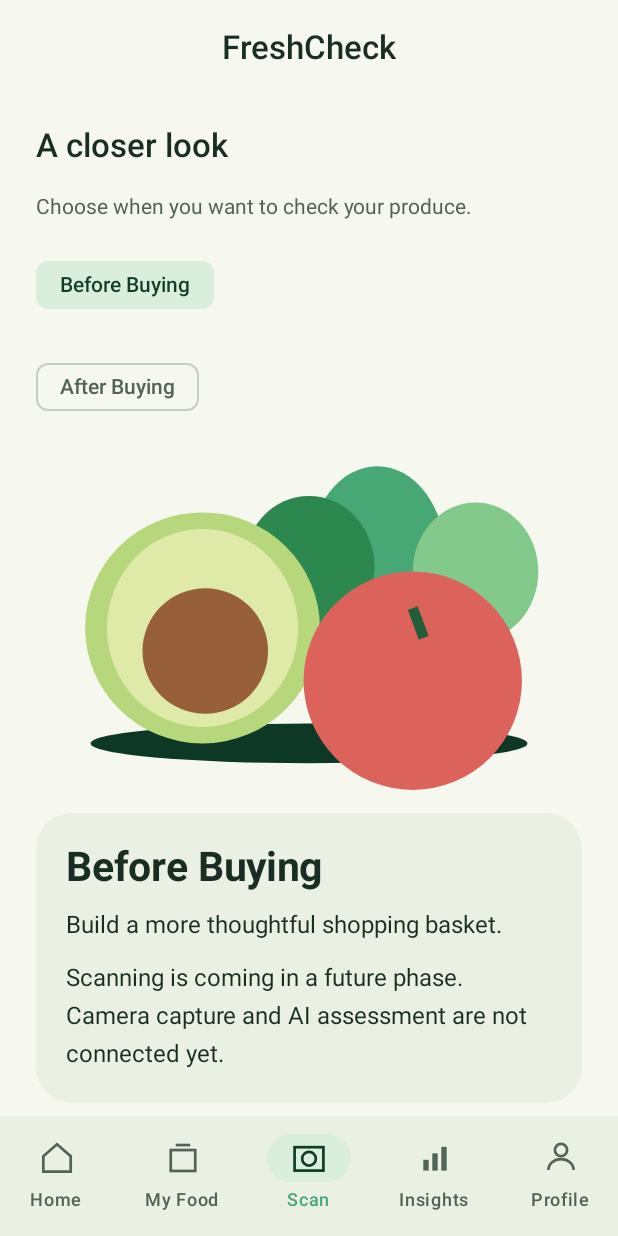
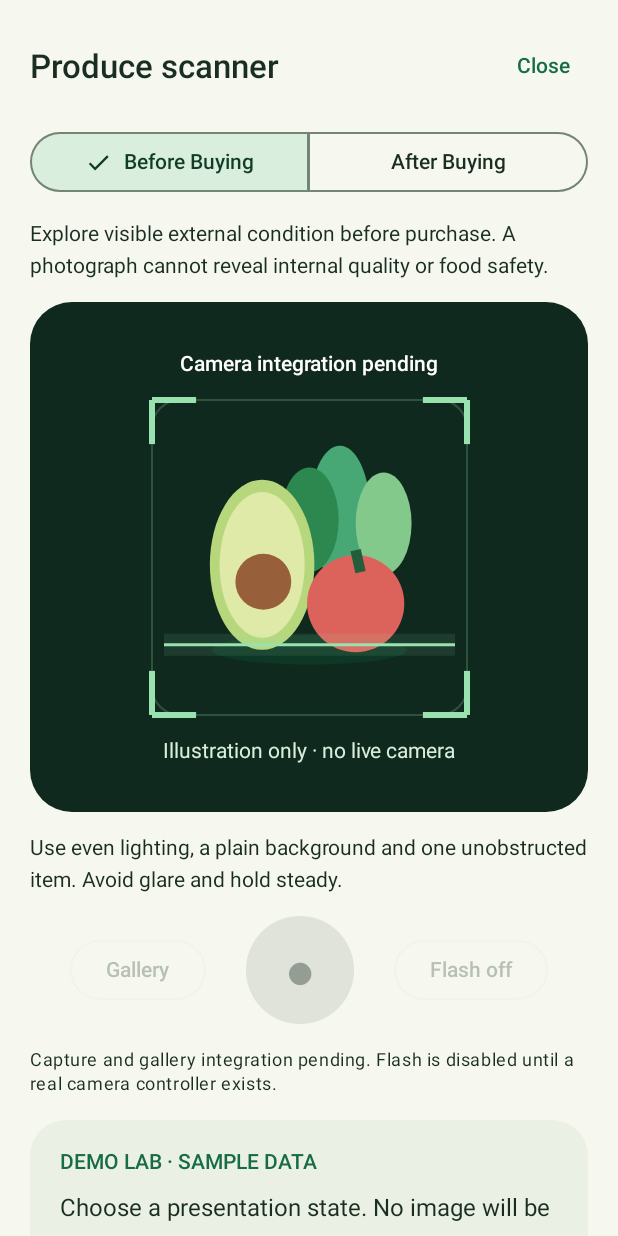
Before and after one commit to sadeepa-div/FreshCheck, an Android app built with Jetpack Compose: the screen it shows after launch (MainActivity), item 3 of the bottom bar chosen, on a phone screen of 412 x 824 dp. Run offline under Robolectric (Android 15) with nearby library versions, the phone set to English and light mode, and no system bars.

Commit message:
feat(ui): implement advanced scanner and freshness result screens

```diff
--- a/app/src/main/java/com/freshcheck/app/navigation/FreshCheckApp.kt
+++ b/app/src/main/java/com/freshcheck/app/navigation/FreshCheckApp.kt
@@ -18,7 +18,7 @@ import androidx.compose.ui.graphics.drawscope.Stroke
 import androidx.compose.ui.unit.dp
 import androidx.compose.ui.tooling.preview.Preview
 import com.freshcheck.app.ui.home.HomeScreen
-import com.freshcheck.app.ui.scan.ScanScreen
+import com.freshcheck.app.ui.scan.ScannerFlow
 import com.freshcheck.app.ui.myfood.MyFoodScreen
 import com.freshcheck.app.ui.insights.InsightsScreen
 import com.freshcheck.app.ui.profile.ProfileScreen
@@ -38,6 +38,12 @@ fun FreshCheckApp() {
     val holder = rememberSaveableStateHolder()
     val scan: (String) -> Unit = { mode = it; selected = Destination.Scan.name }
     val insights: (String) -> Unit = { topic = it; selected = Destination.Insights.name }
+    if (selected == Destination.Scan.name) {
+        ScannerFlow(mode, { mode = it },
+            onClose = { selected = Destination.Home.name },
+            onNutrition = { insights("Nutrition") })
+        return
+    }
     BackHandler(selected != Destination.Home.name) { selected = Destination.Home.name }
     BoxWithConstraints(Modifier.fillMaxSize()) {
         val wide = maxWidth >= 700.dp
@@ -69,7 +75,7 @@ fun FreshCheckApp() {
                             Destination.Home -> HomeScreen(name, samples, { samples = it }, scan,
                                 { selected = Destination.MyFood.name }, insights)
                             Destination.MyFood -> MyFoodScreen { scan("After Buying") }
-                            Destination.Scan -> ScanScreen(mode) { mode = it }
+                            Destination.Scan -> Unit // Full-screen scanner is hosted above the dashboard scaffold.
                             Destination.Insights -> InsightsScreen(topic) { topic = it }
                             Destination.Profile -> ProfileScreen(name) { name = it }
                         }
--- /dev/null
+++ b/app/src/main/java/com/freshcheck/app/ui/scan/ScanMode.kt
@@ -0,0 +1,24 @@
+package com.freshcheck.app.ui.scan
+import com.freshcheck.app.ui.result.AnalysisResult
+
+enum class ScanMode(val label: String, val explanation: String) {
+    BeforeBuying("Before Buying", "Explore visible external condition before purchase. A photograph cannot reveal internal quality or food safety."),
+    AfterBuying("After Buying", "Explore purchased produce and plan a later check-in. Saving to My Food will require inventory integration.")
+}
+/**
+ * Member 2 owns camera lifecycle, permissions, image selection and inference.
+ * Supply state and event callbacks to ScanScreen; render the actual preview in its preview slot.
+ * Keep cameraReady false until a real controller is bound. Loading and errors are explicit.
+ */
+data class ScannerUiState(
+    val cameraReady: Boolean = false,
+    val isAnalyzing: Boolean = false,
+    val error: String? = null,
+    val selectedImageLabel: String? = null,
+    val result: AnalysisResult? = null
+)
+data class ScannerActions(
+    val onCapture: () -> Unit,
+    val onSelectImage: () -> Unit,
+    val onClose: () -> Unit
+)
--- a/app/src/main/java/com/freshcheck/app/ui/scan/ScanScreen.kt
+++ b/app/src/main/java/com/freshcheck/app/ui/scan/ScanScreen.kt
@@ -1,26 +1,88 @@
 package com.freshcheck.app.ui.scan
+
+import androidx.compose.animation.AnimatedContent
+import androidx.compose.foundation.background
 import androidx.compose.foundation.layout.*
+import androidx.compose.foundation.shape.CircleShape
+import androidx.compose.foundation.shape.RoundedCornerShape
+import androidx.compose.foundation.rememberScrollState
+import androidx.compose.foundation.verticalScroll
 import androidx.compose.material3.*
-import androidx.compose.runtime.Composable
+import androidx.compose.runtime.*
+import androidx.compose.ui.Alignment
 import androidx.compose.ui.Modifier
+import androidx.compose.ui.graphics.Color
+import androidx.compose.ui.semantics.semantics
+import androidx.compose.ui.semantics.contentDescription
 import androidx.compose.ui.unit.dp
 import com.freshcheck.app.ui.components.*
+import com.freshcheck.app.ui.result.*
 
+/** Stateless integration surface. No permission, camera, gallery or inference work occurs here. */
 @Composable
-fun ScanScreen(mode: String, onMode: (String) -> Unit) {
-    Page {
-        SectionTitle("A closer look", "Choose when you want to check your produce.")
-        listOf("Before Buying", "After Buying").forEach {
-            FilterChip(selected = mode == it, onClick = { onMode(it) }, label = { Text(it) })
+fun ScanScreen(
+    mode: ScanMode, onMode: (ScanMode) -> Unit,
+    state: ScannerUiState, actions: ScannerActions,
+    demoCondition: FreshnessCondition, onDemoCondition: (FreshnessCondition) -> Unit,
+    onDemo: () -> Unit,
+    preview: @Composable BoxScope.() -> Unit = {}
+) {
+    Surface(Modifier.fillMaxSize(), color = MaterialTheme.colorScheme.background) {
+    Column(Modifier.fillMaxSize().background(MaterialTheme.colorScheme.background)
+        .safeDrawingPadding().verticalScroll(rememberScrollState())
+        .padding(20.dp), verticalArrangement = Arrangement.spacedBy(16.dp)) {
+        Row(Modifier.fillMaxWidth(), verticalAlignment = Alignment.CenterVertically) {
+            Text("Produce scanner", Modifier.weight(1f), style = MaterialTheme.typography.titleLarge)
+            TextButton(actions.onClose) { Text("Close") }
         }
-        ProduceArt(Modifier.fillMaxWidth().height(220.dp))
+        SingleChoiceSegmentedButtonRow(Modifier.fillMaxWidth()) {
+            ScanMode.entries.forEachIndexed { index, item ->
+                SegmentedButton(selected = mode == item, onClick = { onMode(item) },
+                    enabled = !state.isAnalyzing,
+                    shape = SegmentedButtonDefaults.itemShape(index, ScanMode.entries.size)) { Text(item.label) }
+            }
+        }
+        AnimatedContent(mode, label = "Scan mode") { Text(it.explanation, style = MaterialTheme.typography.bodyMedium) }
+        Box(Modifier.fillMaxWidth().heightIn(min = 300.dp).height(340.dp)
+            .background(Color(0xFF10291E), RoundedCornerShape(28.dp)), contentAlignment = Alignment.Center) {
+            preview()
+            Column(horizontalAlignment = Alignment.CenterHorizontally, verticalArrangement = Arrangement.spacedBy(16.dp)) {
+                Text(if (state.cameraReady) "Position one item inside the frame" else "Camera integration pending",
+                    color = Color.White, style = MaterialTheme.typography.labelLarge)
+                Box(Modifier.size(210.dp)) {
+                    if (!state.cameraReady) ProduceArt(Modifier.fillMaxSize().padding(24.dp))
+                    ScanningOverlay(Modifier.fillMaxSize(), animate = !state.isAnalyzing)
+                }
+                Text(if (state.cameraReady) "Keep the whole item in view" else "Illustration only · no live camera",
+                    color = Color(0xFFD9EEDC), style = MaterialTheme.typography.bodyMedium)
+            }
+        }
+        Text("Use even lighting, a plain background and one unobstructed item. Avoid glare and hold steady.",
+            style = MaterialTheme.typography.bodyMedium)
+        Row(Modifier.fillMaxWidth(), horizontalArrangement = Arrangement.SpaceEvenly,
+            verticalAlignment = Alignment.CenterVertically) {
+            OutlinedButton(actions.onSelectImage, enabled = state.cameraReady && !state.isAnalyzing) { Text("Gallery") }
+            FilledIconButton(actions.onCapture, enabled = state.cameraReady && !state.isAnalyzing,
+                modifier = Modifier.size(72.dp).semantics { contentDescription = "Capture produce image · camera integration pending" }, shape = CircleShape) { Text("●", style = MaterialTheme.typography.headlineLarge) }
+            OutlinedButton({}, enabled = false) { Text("Flash off") }
+        }
+        Text("Capture and gallery integration pending. Flash is disabled until a real camera controller exists.",
+            style = MaterialTheme.typography.bodySmall)
+        state.selectedImageLabel?.let { Text("Selected image: $it") }
+        state.error?.let { Text(it, color = MaterialTheme.colorScheme.error) }
         Panel {
-            Text(mode, style = MaterialTheme.typography.headlineMedium)
-            Text(if (mode == "Before Buying") "Build a more thoughtful shopping basket." else "Plan how to use the produce already in your kitchen.")
-            Text("Scanning is coming in a future phase. Camera capture and AI assessment are not connected yet.")
+            Text("DEMO LAB · SAMPLE DATA", color = MaterialTheme.colorScheme.primary, style = MaterialTheme.typography.labelLarge)
+            Text("Choose a presentation state. No image will be captured or analysed.")
+            FreshnessCondition.entries.forEach {
+                FilterChip(demoCondition == it, { onDemoCondition(it) }, enabled = !state.isAnalyzing,
+                    label = { Text(it.label) })
+            }
+            if (state.isAnalyzing) {
+                LinearProgressIndicator(Modifier.fillMaxWidth())
+                Text("Preparing sample analysis… No AI inference is running.")
+            } else ActionButton("Run demo analysis", onDemo, Modifier.fillMaxWidth())
         }
-        SectionTitle("When scanning becomes available")
-        Text("1. Place one fruit or vegetable in good, even lighting.\n\n2. Keep the whole item in view.\n\n3. Review the visual assessment and its limitations.")
-        Text("Visual freshness does not establish food safety.", color = MaterialTheme.colorScheme.onSurfaceVariant)
+        Text(VisualAssessmentNotice, style = MaterialTheme.typography.bodySmall)
+    }
     }
 }
--- /dev/null
+++ b/app/src/main/java/com/freshcheck/app/ui/scan/ScannerFlow.kt
@@ -0,0 +1,60 @@
+package com.freshcheck.app.ui.scan
+
+import androidx.activity.compose.BackHandler
+import androidx.compose.animation.*
+import androidx.compose.foundation.layout.*
+import androidx.compose.material3.*
+import androidx.compose.runtime.*
+import androidx.compose.runtime.saveable.rememberSaveable
+import androidx.compose.ui.Modifier
+import androidx.compose.ui.tooling.preview.Preview
+import com.freshcheck.app.ui.result.*
+import com.freshcheck.app.ui.theme.FreshCheckTheme
+import kotlinx.coroutines.delay
+
+/**
+ * Explicit demo-only coordinator. Replace this adapter with Member 2's lifecycle-aware state owner.
+ * Keep ScanScreen and AnalysisResultScreen stateless for real state and asynchronous callbacks.
+ */
+@Composable
+fun ScannerFlow(modeLabel: String, onMode: (String) -> Unit, onClose: () -> Unit, onNutrition: () -> Unit) {
+    val mode = ScanMode.entries.firstOrNull { it.label == modeLabel } ?: ScanMode.BeforeBuying
+    var stage by rememberSaveable { mutableStateOf("scanner") }
+    var conditionName by rememberSaveable { mutableStateOf(FreshnessCondition.Fresh.name) }
+    var message by rememberSaveable { mutableStateOf<String?>(null) }
+    val condition = FreshnessCondition.valueOf(conditionName)
+    // Cancellation on exit prevents stale completion after closing; rotation safely restarts demo preparation.
+    LaunchedEffect(stage) {
+        if (stage == "loading") { delay(1400); stage = "result" }
+    }
+    BackHandler {
+        if (message != null) message = null
+        else if (stage != "scanner") stage = "scanner"
+        else onClose()
+    }
+    AnimatedContent(stage == "result", label = "Demo analysis result") { showResult ->
+        if (showResult) Box(Modifier.fillMaxSize().safeDrawingPadding()) {
+            AnalysisResultScreen(DemoResults.create(condition), mode, ResultActions(
+                onScanAgain = { stage = "scanner" }, onHome = onClose,
+                onSave = { message = "Inventory integration pending. This sample has not been saved." },
+                onNutrition = onNutrition,
+                onReminder = { message = "Reminder integration pending. No reminder has been scheduled." }
+            ))
+        } else ScanScreen(mode, { onMode(it.label) },
+            ScannerUiState(isAnalyzing = stage == "loading"),
+            ScannerActions({}, {}, onClose), condition, { conditionName = it.name },
+            onDemo = { stage = "loading" })
+    }
+    message?.let {
+        AlertDialog(onDismissRequest = { message = null }, title = { Text("Coming soon") },
+            text = { Text(it) }, confirmButton = { TextButton({ message = null }) { Text("Got it") } })
+    }
+}
+@Preview(name = "Scanner · small portrait", widthDp = 320, heightDp = 720)
+@Composable
+private fun ScannerPreview() {
+    FreshCheckTheme {
+        ScanScreen(ScanMode.BeforeBuying, {}, ScannerUiState(), ScannerActions({}, {}, {}),
+            FreshnessCondition.Fresh, {}, {})
+    }
+}
--- /dev/null
+++ b/app/src/main/java/com/freshcheck/app/ui/scan/ScanningOverlay.kt
@@ -0,0 +1,40 @@
+package com.freshcheck.app.ui.scan
+
+import android.animation.ValueAnimator
+import androidx.compose.animation.core.*
+import androidx.compose.foundation.Canvas
+import androidx.compose.runtime.*
+import androidx.compose.ui.Modifier
+import androidx.compose.ui.geometry.Offset
+import androidx.compose.ui.geometry.Size
+import androidx.compose.ui.graphics.Color
+import androidx.compose.ui.graphics.drawscope.Stroke
+import androidx.compose.ui.platform.LocalInspectionMode
+
+/** Infinite motion exists only while the demo scanner is composed and system animations are enabled. */
+@Composable
+fun ScanningOverlay(modifier: Modifier = Modifier, animate: Boolean = true) {
+    val enabled = animate && ValueAnimator.areAnimatorsEnabled() && !LocalInspectionMode.current
+    val position = if (enabled) {
+        val transition = rememberInfiniteTransition(label = "Scanner demonstration")
+        transition.animateFloat(.15f, .85f,
+            infiniteRepeatable(tween(2400, easing = LinearEasing), RepeatMode.Reverse),
+            label = "Scanning line").value
+    } else .5f
+    Canvas(modifier) {
+        val w = size.width; val h = size.height
+        val green = Color(0xFF99E2B0)
+        drawRoundRect(green.copy(alpha = .22f), size = Size(w, h),
+            cornerRadius = androidx.compose.ui.geometry.CornerRadius(28f), style = Stroke(2f))
+        val arm = w * .14f
+        for (x in listOf(0f, w)) for (y in listOf(0f, h)) {
+            val dx = if (x == 0f) arm else -arm
+            val dy = if (y == 0f) arm else -arm
+            drawLine(green, Offset(x, y + dy), Offset(x, y), 6f)
+            drawLine(green, Offset(x, y), Offset(x + dx, y), 6f)
+        }
+        val y = h * position
+        drawLine(green.copy(alpha = .10f), Offset(12f, y), Offset(w - 12f, y), 22f)
+        drawLine(green, Offset(12f, y), Offset(w - 12f, y), 3f)
+    }
+}
```
Also changed, not shown: app/src/main/java/com/freshcheck/app/ui/result/AnalysisResult.kt (added, +46 -0 lines), app/src/main/java/com/freshcheck/app/ui/result/AnalysisResultScreen.kt (added, +82 -0 lines), app/src/main/java/com/freshcheck/app/ui/result/ResultComponents.kt (added, +82 -0 lines), 2 other files.
